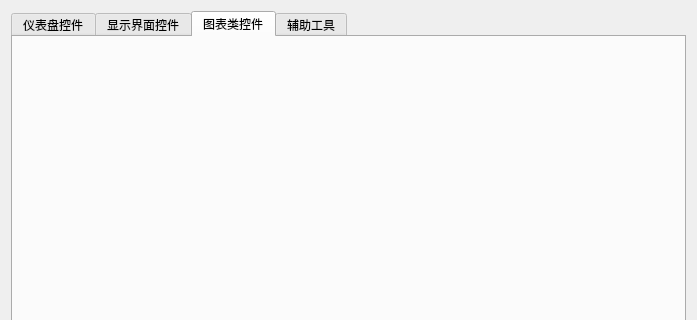
Qt form Exmaple/examplewidget.ui (kevinlq/LQFramKit) before a commit; both pictures show x 0 to 697 and y 0 to 320 of the 697 by 578 pixel window.
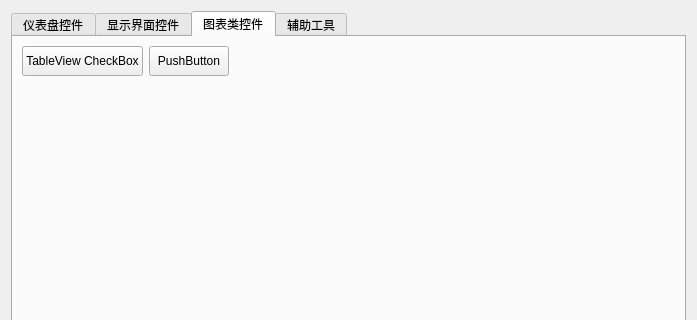
The same form after that commit. The open tabs and pages were chosen to show the change.

Commit message: 修改描述：补充tableview checkbox delegate

Diff of the .ui file:
```diff
--- a/Exmaple/examplewidget.ui
+++ b/Exmaple/examplewidget.ui
@@ -486,6 +486,64 @@
         <attribute name="title">
          <string>图表类控件</string>
         </attribute>
+        <layout class="QVBoxLayout" name="verticalLayout_6">
+         <item>
+          <layout class="QHBoxLayout" name="horizontalLayout_7">
+           <item>
+            <widget class="QPushButton" name="pushButton_30">
+             <property name="minimumSize">
+              <size>
+               <width>0</width>
+               <height>30</height>
+              </size>
+             </property>
+             <property name="text">
+              <string>TableView CheckBox</string>
+             </property>
+            </widget>
+           </item>
+           <item>
+            <widget class="QPushButton" name="pushButton_31">
+             <property name="minimumSize">
+              <size>
+               <width>0</width>
+               <height>30</height>
+              </size>
+             </property>
+             <property name="text">
+              <string>PushButton</string>
+             </property>
+            </widget>
+           </item>
+           <item>
+            <spacer name="horizontalSpacer_8">
+             <property name="orientation">
+              <enum>Qt::Horizontal</enum>
+             </property>
+             <property name="sizeHint" stdset="0">
+              <size>
+               <width>40</width>
+               <height>20</height>
+              </size>
+             </property>
+            </spacer>
+           </item>
+          </layout>
+         </item>
+         <item>
+          <spacer name="verticalSpacer_4">
+           <property name="orientation">
+            <enum>Qt::Vertical</enum>
+           </property>
+           <property name="sizeHint" stdset="0">
+            <size>
+             <width>20</width>
+             <height>294</height>
+            </size>
+           </property>
+          </spacer>
+         </item>
+        </layout>
        </widget>
        <widget class="QWidget" name="tab_4">
         <attribute name="title">
```
Left out of the diff: 2 changed lines with no effect on the pictures. The commit also changes 6 other files.
